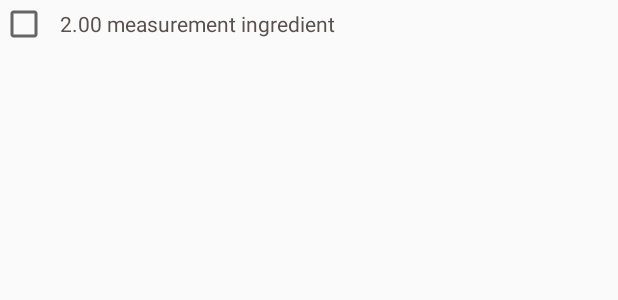
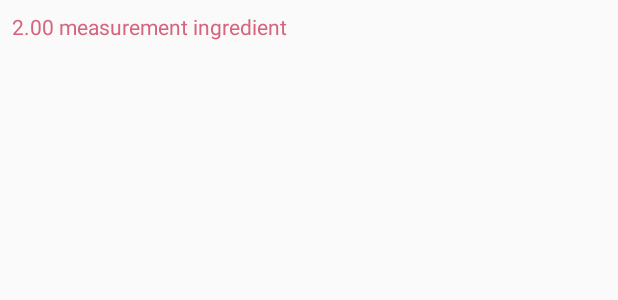
Before and after one commit to LaviniaDragunoi/BakingTogether, an Android app: the layout ingredient_item_widget.xml on its own in the app's theme, with its tools: preview values and no code run, on a phone screen of 412 x 824 dp. Shown: the top 300 px of the screen. Run offline under Robolectric (Android 15) with nearby library versions, the phone set to English and light mode, and no system bars.

Commit message:
problems with widget.

```diff
--- a/app/src/main/java/com/example/user/bakingtogether/DB/RecipeDao.java
+++ b/app/src/main/java/com/example/user/bakingtogether/DB/RecipeDao.java
@@ -6,6 +6,7 @@ import android.arch.persistence.room.Insert;
 import android.arch.persistence.room.OnConflictStrategy;
 import android.arch.persistence.room.Query;
 import android.arch.persistence.room.Transaction;
+import android.support.annotation.VisibleForTesting;
 
 import java.util.List;
 
@@ -64,4 +65,8 @@ public abstract class RecipeDao {
     public abstract LiveData<StepEntity> getStepByStepId(int id);
 
 
+    //for testing
+    @VisibleForTesting
+    @Query("SELECT * FROM recipes WHERE name = :name")
+    public abstract RecipeEntity findRecipeByName(String name);
 }
--- a/app/src/main/java/com/example/user/bakingtogether/widget/BakingWidgetProvider.java
+++ b/app/src/main/java/com/example/user/bakingtogether/widget/BakingWidgetProvider.java
@@ -31,7 +31,7 @@ public class BakingWidgetProvider extends AppWidgetProvider {
      */
     private static RemoteViews setRemoteAdapter(Context context) {
         RemoteViews views = new RemoteViews(context.getPackageName(), R.layout.baking_widget_provider);
-      //   views.setTextViewText(R.id.recipe_name_widget, recipeName );
+
         views.setRemoteAdapter(R.id.ingredients_list_widget, new Intent(context, WidgetService.class));
 
 return views;
--- a/app/src/main/res/layout/ingredient_item_widget.xml
+++ b/app/src/main/res/layout/ingredient_item_widget.xml
@@ -5,21 +5,13 @@
     xmlns:tools="http://schemas.android.com/tools"
     android:orientation="horizontal">
 
-    <CheckBox
-        android:id="@+id/check_box"
-        android:layout_width="wrap_content"
-        android:layout_height="wrap_content"
-        android:layout_marginEnd="8dp"
-        android:textSize="14sp"
-        android:textColor="@color/colorPrimary"/>
-
     <TextView
         android:id="@+id/widget_item"
         android:layout_width="wrap_content"
         android:layout_height="wrap_content"
-        android:layout_marginEnd="8dp"
+        android:layout_margin="8dp"
         tools:text="2.00 measurement ingredient"
         android:textSize="14sp"
-        android:textColor="@color/colorPrimary"/>
+        android:textColor="@color/singleColor"/>
 
 </LinearLayout>
```
Also changed, not shown: app/build.gradle (+9 -6 lines), app/src/main/java/com/example/user/bakingtogether/UI/ObjectList/StepFragment.java (+13 -42 lines), app/src/main/java/com/example/user/bakingtogether/widget/WidgetConfigActivity.java (+8 -10 lines), app/src/main/res/layout/baking_widget_provider.xml (+2 -10 lines), 1 other file.
